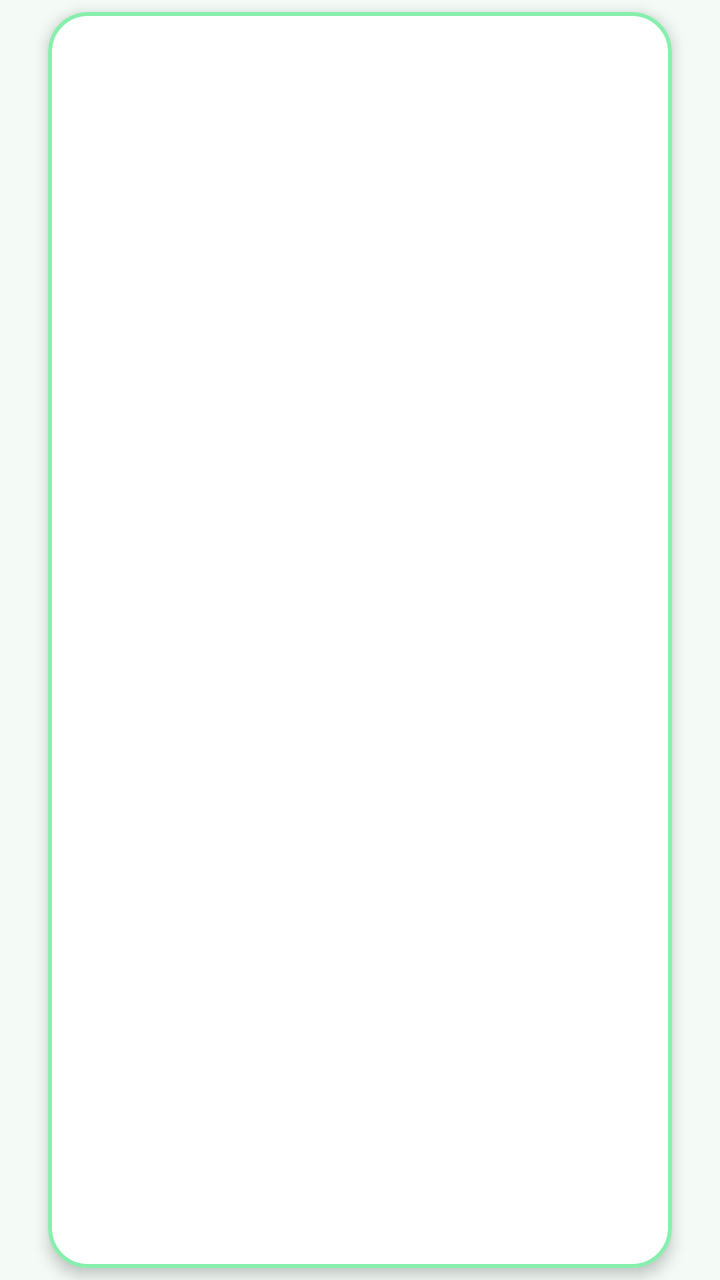
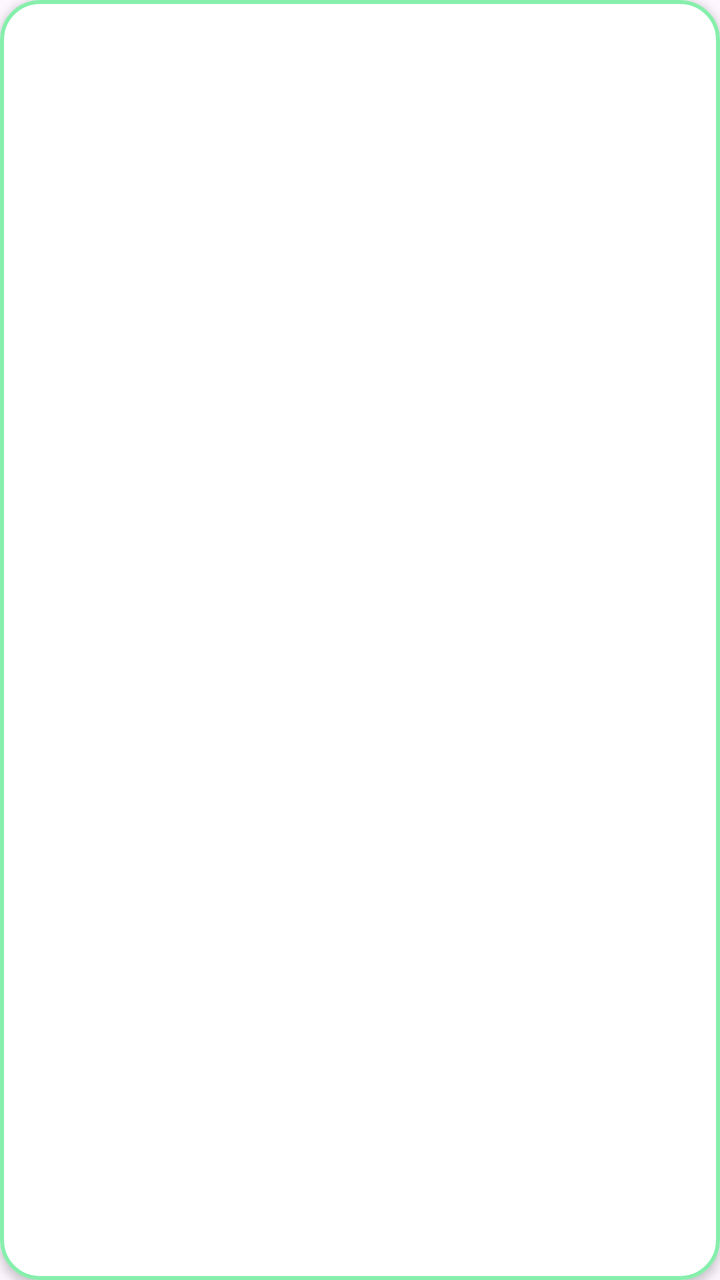

The first picture is an Android layout as it rendered before a commit; the second is the same layout after the commit. The layout source and the unified diff follow.
<!-- AndroidManifest.xml: application theme Theme.Material3.DayNight.NoActionBar -->
<!-- res/layout/fragment_fragment3.xml -->
<?xml version="1.0" encoding="utf-8"?>
<FrameLayout xmlns:android="http://schemas.android.com/apk/res/android"
    xmlns:app="http://schemas.android.com/apk/res-auto"
    xmlns:tools="http://schemas.android.com/tools"
    android:layout_width="match_parent"
    android:layout_height="match_parent"
    android:background="#F4FBF7"
    tools:context=".fragment3">

    <com.google.android.material.card.MaterialCardView
        android:layout_width="match_parent"
        android:layout_height="match_parent"
        android:layout_marginHorizontal="24dp"
        android:layout_marginVertical="6dp"
        app:cardBackgroundColor="#FFFFFF"
        app:cardCornerRadius="20dp"
        app:cardElevation="4dp"
        app:strokeColor="#86EFAC"
        app:strokeWidth="2dp">

        <ListView
            android:id="@+id/listLaporanItems"
            android:layout_width="match_parent"
            android:layout_height="match_parent"
            android:clipToPadding="false"
            android:divider="@android:color/transparent"
            android:dividerHeight="4dp"
            android:nestedScrollingEnabled="true"
            android:padding="12dp" />

    </com.google.android.material.card.MaterialCardView>

</FrameLayout>
<!-- resources referenced by this layout -->
<resources>

</resources>

<!-- the commit's change to res/layout/fragment_fragment3.xml (unified diff, before → after) -->
@@ -1,33 +1,36 @@
 <?xml version="1.0" encoding="utf-8"?>
-<FrameLayout xmlns:android="http://schemas.android.com/apk/res/android"
+<androidx.constraintlayout.widget.ConstraintLayout xmlns:android="http://schemas.android.com/apk/res/android"
     xmlns:app="http://schemas.android.com/apk/res-auto"
     xmlns:tools="http://schemas.android.com/tools"
     android:layout_width="match_parent"
     android:layout_height="match_parent"
-    android:background="#F4FBF7"
     tools:context=".fragment3">
 
     <com.google.android.material.card.MaterialCardView
-        android:layout_width="match_parent"
-        android:layout_height="match_parent"
-        android:layout_marginHorizontal="24dp"
-        android:layout_marginVertical="6dp"
+        android:layout_width="0dp"
+        android:layout_height="0dp"
         app:cardBackgroundColor="#FFFFFF"
         app:cardCornerRadius="20dp"
-        app:cardElevation="4dp"
+        app:cardElevation="3dp"
         app:strokeColor="#86EFAC"
-        app:strokeWidth="2dp">
+        app:strokeWidth="2dp"
+        app:layout_constraintBottom_toBottomOf="parent"
+        app:layout_constraintEnd_toEndOf="parent"
+        app:layout_constraintStart_toStartOf="parent"
+        app:layout_constraintTop_toTopOf="parent">
 
-        <ListView
-            android:id="@+id/listLaporanItems"
+        
+
+        
+        <androidx.recyclerview.widget.RecyclerView
+            android:id="@+id/rvLaporanItems"
             android:layout_width="match_parent"
             android:layout_height="match_parent"
             android:clipToPadding="false"
-            android:divider="@android:color/transparent"
-            android:dividerHeight="4dp"
             android:nestedScrollingEnabled="true"
-            android:padding="12dp" />
+            android:padding="14dp"
+            android:scrollbars="none" />
 
     </com.google.android.material.card.MaterialCardView>
 
-</FrameLayout>
+</androidx.constraintlayout.widget.ConstraintLayout>
